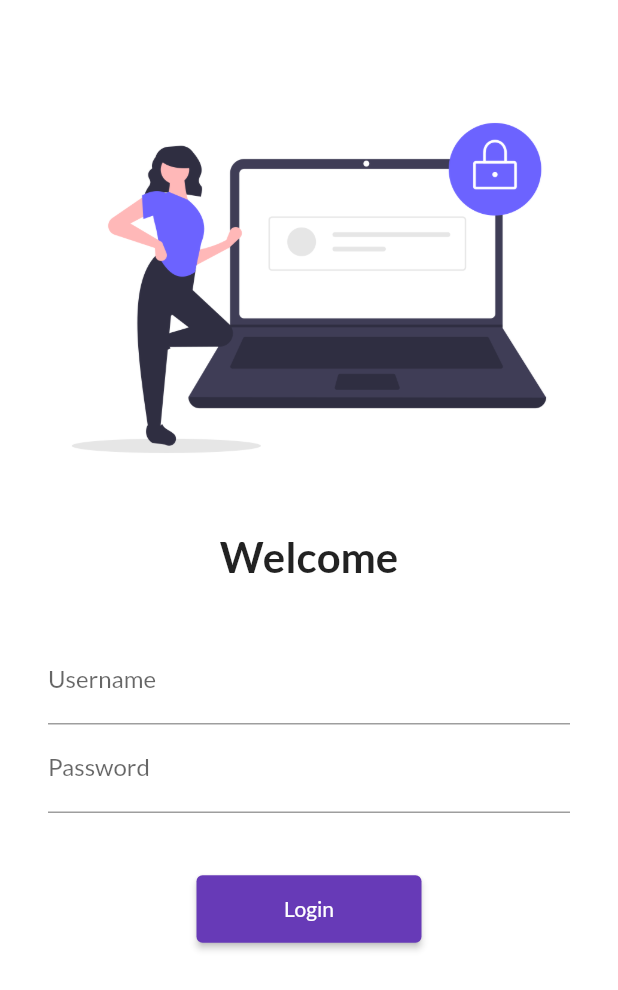
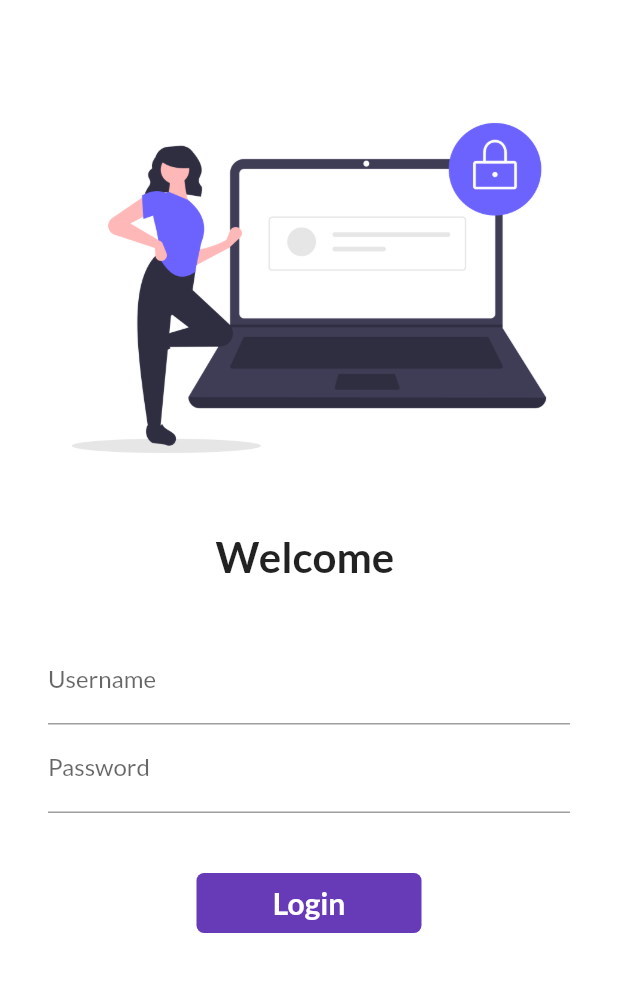
Before and after one commit to Aftaab25/flutter_catalog, a Flutter app: the screen it shows after launch, on a phone screen of 412 x 824 dp. Shown: the top 990 px of the screen. Run offline on Flutter 3.47's test engine with Material 2 defaults, Android fonts, the phone set to English and light mode, and no system bars; our stand-ins replace google_fonts.

Commit message:
day6 completed

```diff
--- a/lib/pages/login_page.dart
+++ b/lib/pages/login_page.dart
@@ -1,7 +1,15 @@
 import 'package:flutter/material.dart';
 import 'package:flutter_catalog/utils/routes.dart';
 
-class LoginPage extends StatelessWidget {
+class LoginPage extends StatefulWidget {
+  @override
+  State<LoginPage> createState() => _LoginPageState();
+}
+
+class _LoginPageState extends State<LoginPage> {
+  String name = "";
+  bool changeButton = false;
+
   @override
   Widget build(BuildContext context) {
     return Material(
@@ -19,9 +27,9 @@ class LoginPage extends StatelessWidget {
             const SizedBox(
               height: 20,
             ),
-            const Text(
-              "Welcome",
-              style: TextStyle(
+            Text(
+              "Welcome $name",
+              style: const TextStyle(
                 fontSize: 28,
                 fontWeight: FontWeight.bold,
               ),
@@ -42,6 +50,10 @@ class LoginPage extends StatelessWidget {
                       hintText: "Enter username",
                       labelText: "Username",
                     ),
+                    onChanged: (value) {
+                      name = value;
+                      setState(() {});
+                    },
                   ),
                   TextFormField(
                     obscureText: true,
@@ -54,15 +66,48 @@ class LoginPage extends StatelessWidget {
                   const SizedBox(
                     height: 40,
                   ),
-                  ElevatedButton(
-                    onPressed: () {
-                      Navigator.pushNamed(context, MyRoutes.homeRoute);
+                  InkWell(
+                    onTap: () {
+                      setState(() {
+                        changeButton = changeButton ? false : true;
+                      });
+                      // Navigator.pushNamed(context, MyRoutes.homeRoute);
                     },
-                    style: TextButton.styleFrom(
-                      minimumSize: const Size(150, 45),
+                    child: AnimatedContainer(
+                      duration: const Duration(
+                        seconds: 1,
+                      ),
+                      width: changeButton ? 50 : 150,
+                      height: 40,
+                      alignment: Alignment.center,
+                      decoration: const BoxDecoration(
+                        color: Colors.deepPurple,
+                        borderRadius: BorderRadius.all(Radius.circular(5)),
+                      ),
+                      child: changeButton
+                          ? const Icon(
+                              Icons.done,
+                              color: Colors.white,
+                            )
+                          : const Text(
+                              "Login",
+                              style: TextStyle(
+                                fontSize: 20,
+                                color: Colors.white,
+                                fontWeight: FontWeight.bold,
+                              ),
+                            ),
                     ),
-                    child: const Text("Login"),
                   )
+                  // ElevatedButton(
+                  //   onPressed: () {
+                  //     Navigator.pushNamed(context, MyRoutes.homeRoute);
+                  //   },
+                  //   style: TextButton.styleFrom(
+                  //     minimumSize: const Size(150, 45),
+                  //   ),
+                  //   child: const Text("Login"),
+                  // )
                 ],
               ),
             )
```
